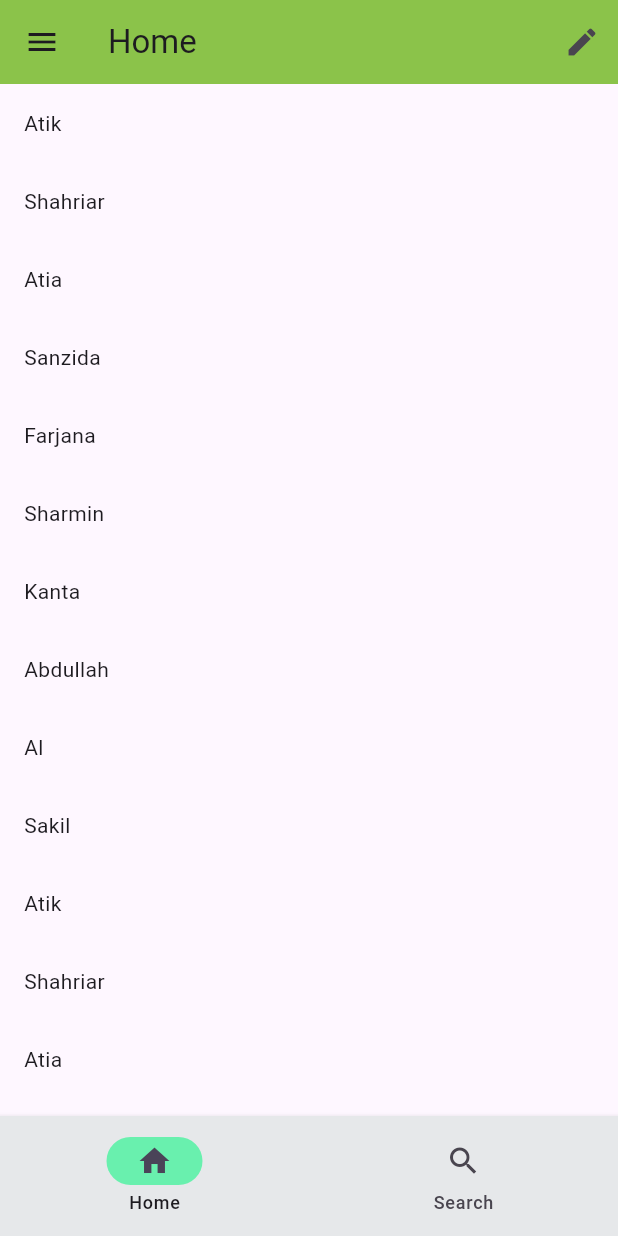
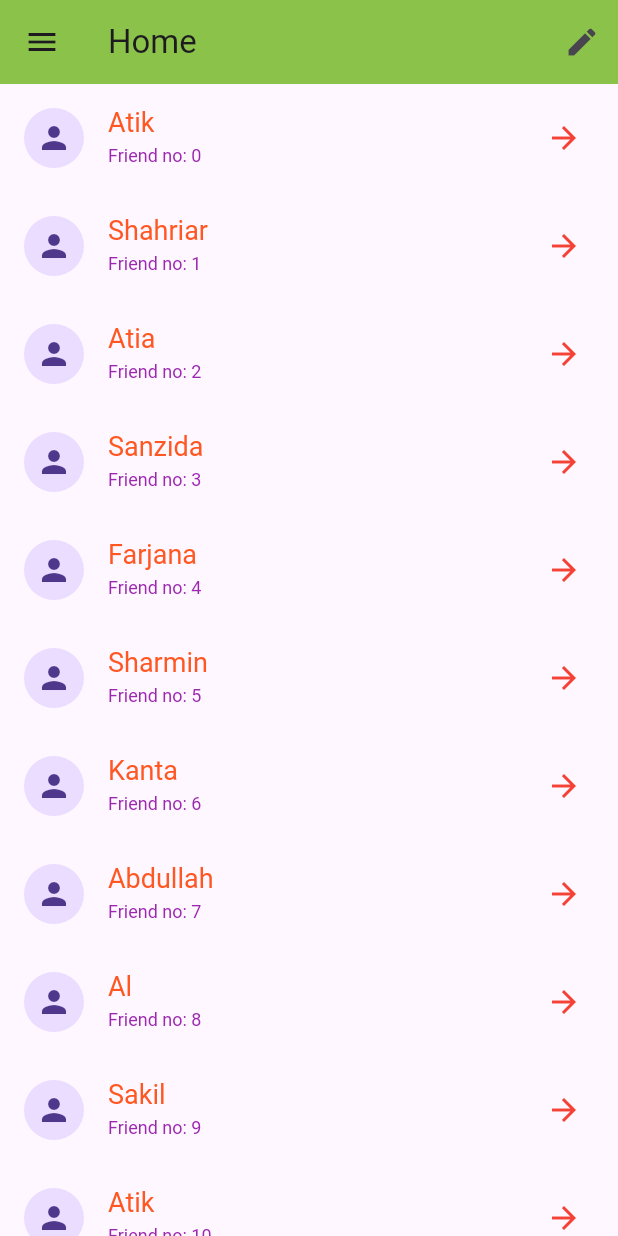
Before and after one commit to atik2100/practice_code, a Flutter app: the screen it shows after launch, on a phone screen of 412 x 824 dp. Run offline on Flutter 3.47's test engine with Material 3 defaults, Android fonts, the phone set to English and light mode, and no system bars.

Commit message:
Form, GlobalKey, Key, list tile

```diff
--- a/lib/main.dart
+++ b/lib/main.dart
@@ -18,7 +18,7 @@ class myApp extends StatelessWidget {
 }
 
 class Home extends StatelessWidget {
-   Home({super.key});
+  Home({super.key});
 
   List<String> friendList = [
     'Atik',
@@ -59,32 +59,34 @@ class Home extends StatelessWidget {
           children: [Text('Hello Atik')],
         ),
       ),
-
-      bottomNavigationBar: NavigationBar(
-        selectedIndex: 0,
-        // backgroundColor: Colors.greenAccent,
-        indicatorColor: Colors.greenAccent,
-        surfaceTintColor: Colors.green,
-        shadowColor: Colors.green,
-        onDestinationSelected: (int index) {
-          //TODO: pending work
-        },
-        destinations: [
-          NavigationDestination(icon: Icon(Icons.home), label: 'Home'),
-          NavigationDestination(icon: Icon(Icons.search), label: 'Search'),
-        ],
-      ),
-
       body: ListView.builder(
         itemCount: friendList.length,
-          itemBuilder: (BuildContext context, int index){
-            return Padding(
-              padding: EdgeInsets.all(16),
-              child: Text(friendList[index]),
-            );
-          },
+        itemBuilder: (BuildContext context, int index) {
+          return ListTile(
+            title: Text(friendList[index]),
+            titleTextStyle: TextStyle(
+              fontSize: 18,
+              color: Colors.deepOrange,
+            ),
+            subtitle: Text('Friend no: $index'),
+            subtitleTextStyle: TextStyle(
+              fontSize: 12,
+              color: Colors.purple,
+            ),
+            trailing: Icon(
+              Icons.arrow_forward,
+              color: Colors.red,
+            ),
+            leading: CircleAvatar(
+              child: Icon(Icons.person),
+            ),
+            onTap: (){
+              print('index no $index');
+              print('name: '+friendList[index]);
+            },
+          );
+        },
       ),
-
     );
   }
 }
```
